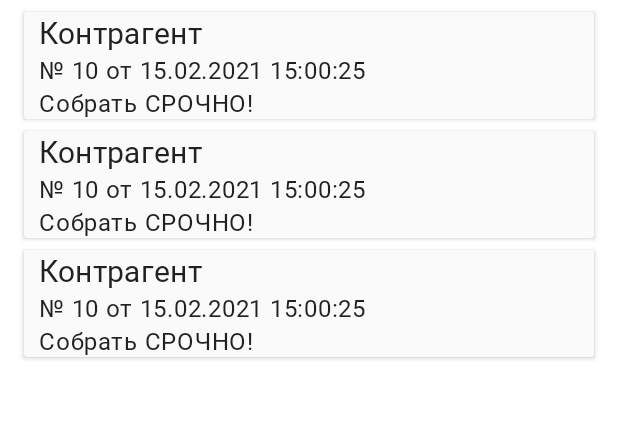
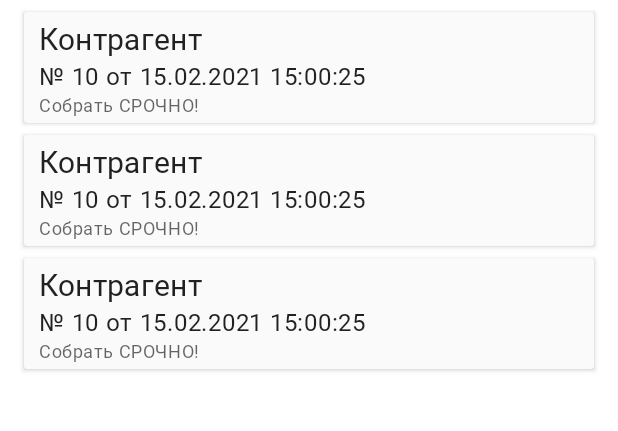
Before and after one commit to Larin41/KBSDataCollector2, an Android app: the layout orders_fragment.xml on its own in the app's theme, with its tools: preview values and no code run, on a phone screen of 412 x 824 dp, the part 75-506 px from its top. Run offline under Robolectric (Android 15) with nearby library versions, the phone set to English and light mode, and no system bars; network calls fail.

Commit message:
27.02.2021

```diff
--- a/app/src/main/res/layout/orders_item.xml
+++ b/app/src/main/res/layout/orders_item.xml
@@ -14,6 +14,7 @@
         android:orientation="vertical">
 
         <TextView
+            android:paddingTop="4dp"
             android:id="@+id/contractor_name"
             style="@style/TextAppearance.MaterialComponents.Headline6"
             android:layout_width="match_parent"
@@ -31,8 +32,9 @@
             android:id="@+id/comment"
             android:layout_width="match_parent"
             android:layout_height="wrap_content"
-            style="@style/TextAppearance.MaterialComponents.Body1"
-            tools:text="Собрать СРОЧНО!" />
+            style="@style/TextAppearance.MaterialComponents.Caption"
+            tools:text="Собрать СРОЧНО!"
+            android:paddingBottom="4dp"/>
 
     </LinearLayout>
 
```
Also changed, not shown: app/src/main/java/ru/kbs41/kbsdatacollector/OrdersAdapter.kt (+5 -3 lines).
